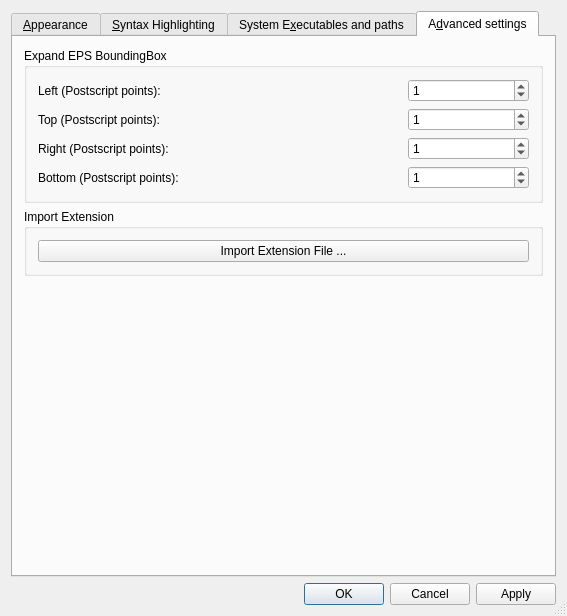
Before: the Qt Designer form src/klfsettingsui.ui in CryFeiFei/klatexformula, drawn with Qt 5.
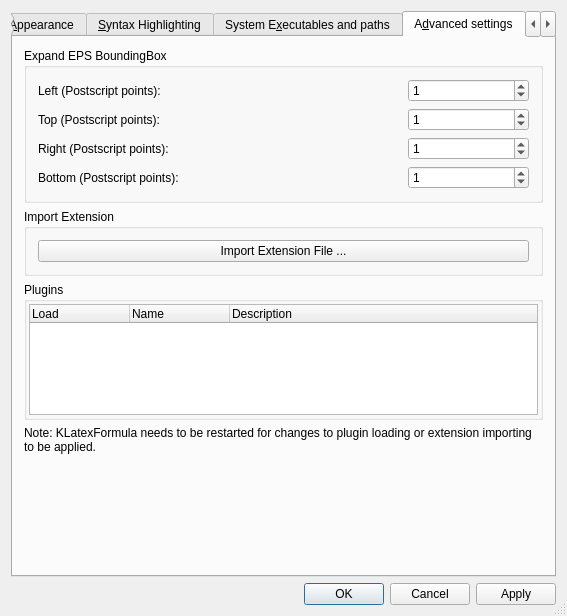
After: the same form once the commit is applied. The open tabs and pages were chosen to show the change. Icons and pictures are not drawn. Custom widgets are drawn as their Qt base class.

Commit message: Added PLUGIN interface !! With simple "skin" plugin based on Qt Style Sheets. + Small bugfixes.

```diff
--- a/src/klfsettingsui.ui
+++ b/src/klfsettingsui.ui
@@ -1194,7 +1194,57 @@
         </widget>
        </item>
        <item>
-        <spacer name="spacer4">
+        <widget class="QGroupBox" name="gbxPlugins">
+         <property name="title">
+          <string>Plugins</string>
+         </property>
+         <layout class="QGridLayout" name="lyt_gbxPlugins">
+          <property name="margin">
+           <number>2</number>
+          </property>
+          <item row="0" column="0">
+           <widget class="QTreeWidget" name="lstPlugins">
+            <property name="editTriggers">
+             <set>QAbstractItemView::NoEditTriggers</set>
+            </property>
+            <property name="showDropIndicator" stdset="0">
+             <bool>false</bool>
+            </property>
+            <property name="itemsExpandable">
+             <bool>false</bool>
+            </property>
+            <column>
+             <property name="text">
+              <string>Load</string>
+             </property>
+            </column>
+            <column>
+             <property name="text">
+              <string>Name</string>
+             </property>
+            </column>
+            <column>
+             <property name="text">
+              <string>Description</string>
+             </property>
+            </column>
+           </widget>
+          </item>
+         </layout>
+        </widget>
+       </item>
+       <item>
+        <widget class="QLabel" name="lblNoteRestart">
+         <property name="text">
+          <string>Note: KLatexFormula needs to be restarted for changes to plugin loading or extension importing to be applied.</string>
+         </property>
+         <property name="wordWrap">
+          <bool>true</bool>
+         </property>
+        </widget>
+       </item>
+       <item>
+        <spacer name="spc_Advanced">
          <property name="orientation">
           <enum>Qt::Vertical</enum>
          </property>
@@ -1211,6 +1261,33 @@
        </item>
       </layout>
      </widget>
+     <widget class="QWidget" name="tabPluginsConfig">
+      <attribute name="title">
+       <string>Plugin Configuration</string>
+      </attribute>
+      <layout class="QGridLayout" name="gridLayout_6">
+       <item row="0" column="0">
+        <widget class="QToolBox" name="tbxPluginsConfig">
+         <property name="currentIndex">
+          <number>0</number>
+         </property>
+         <widget class="QWidget" name="pageDummy">
+          <property name="geometry">
+           <rect>
+            <x>0</x>
+            <y>0</y>
+            <width>539</width>
+            <height>491</height>
+           </rect>
+          </property>
+          <attribute name="label">
+           <string>Page 1</string>
+          </attribute>
+         </widget>
+        </widget>
+       </item>
+      </layout>
+     </widget>
     </widget>
    </item>
    <item>
```
Left out of the diff: 18 changed lines with no effect on the pictures. The commit also changes 36 other files.
